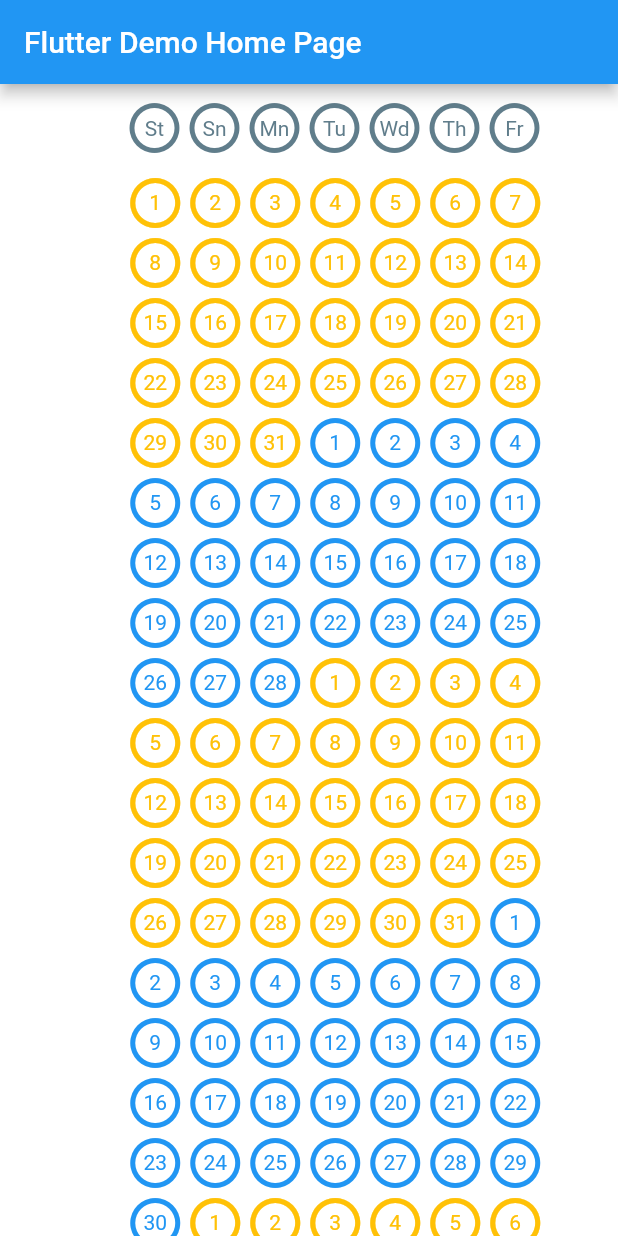
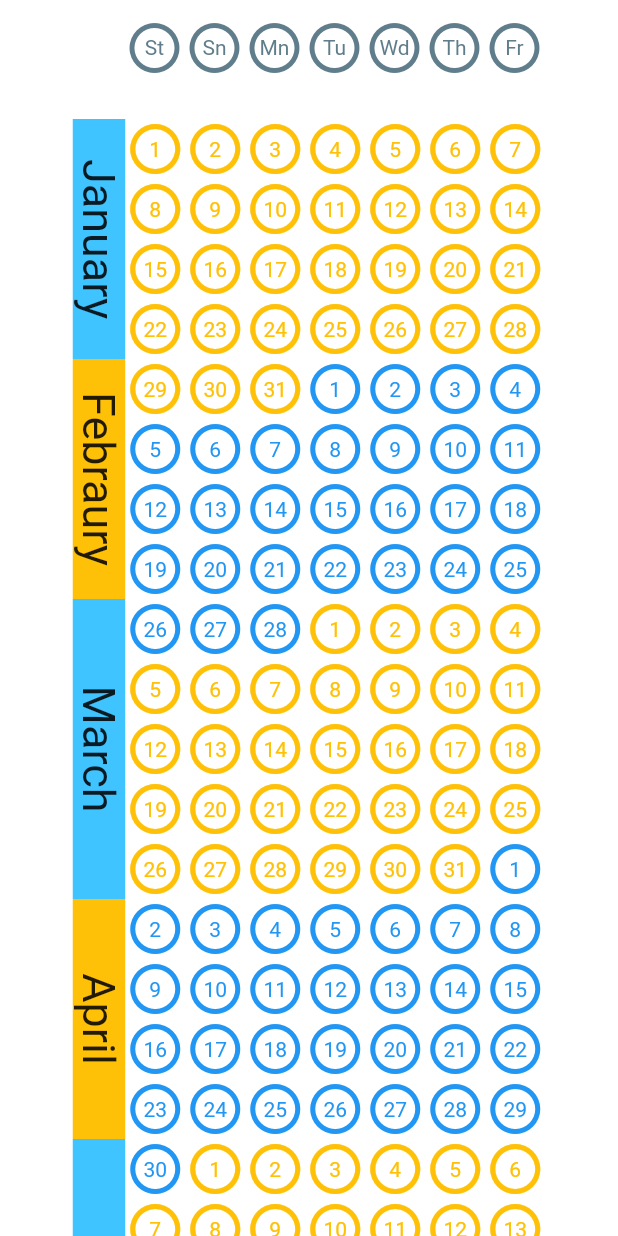
Before and after one commit to mhussin2008/mycustomcalendar, a Flutter app: the screen it shows after launch, on a phone screen of 412 x 824 dp. Run offline on Flutter 3.47's test engine with Material 2 defaults, Android fonts, the phone set to English and light mode, and no system bars.

Commit message:
12 monthes ok except 12

```diff
--- a/lib/constants.dart
+++ b/lib/constants.dart
@@ -7,6 +7,8 @@ class Constants
   static const dayName=['Monday','Tuesday','Wednesday','Thursday','Friday','Saturday','Sunday'];
   static const dayApprev=['St','Sn','Mn','Tu','Wd','Th','Fr'];
   static const states=['N','D','X','E','H','Z'];
+  static const monthNames=['January','Febraury','March','April','May','June','July','August','September','October','November','December'];
+  static const monthLength=[-1,3,7,12,16,21,25,29,34,38,42,47,51];
   static const sColors=[Colors.red,Colors.green,Colors.blue,Colors.amber,Colors.blueGrey,Colors.white];
   //static List<List<SingleDay>> widgetList= List.generate(6, (i) => List.filled(7, SingleDay('0',11.toString(), 'Z'),growable: false),growable: false);
   static List<SingleDay> widgetList=List.filled(1, SingleDay(Constants.dayApprev[0], 0.toString(), 'H'),growable: true);
--- a/lib/mycalendar.dart
+++ b/lib/mycalendar.dart
@@ -1,4 +1,5 @@
 import 'package:flutter/material.dart';
+import 'package:quiver/iterables.dart';
 import 'constants.dart';
 import 'single_day.dart';
 import 'package:quiver/time.dart';
@@ -13,6 +14,7 @@ class MyCalendar extends StatelessWidget {
   @override
   Widget build(BuildContext context) {
     // var d = DateUtil();
+    int i,j;
     var n=daysInMonth(2022, 11);
     var wd=DateTime(2022,11,1).weekday;
 
@@ -21,8 +23,11 @@ class MyCalendar extends StatelessWidget {
     //
     //print(Constants.widgetList.length);
     //print((Constants.widgetList.length/7-1).toInt());
-      for(int j=0;j<(Constants.widgetList.length/7-1).toInt();j++) {
-        for (int i = 1; i <= 7; i++) {
+    int hhh=(Constants.widgetList.length/7).toInt();
+    print('total=$hhh');
+    print('year days=${Constants.widgetList.length}');
+      for(j=0;j<(Constants.widgetList.length/7).toInt();j++) {
+        for (i = 1; i <= 7; i++) {
 
           row[i-1]= Constants.widgetList[i+7*j-1];
          // print(Constants.widgetList[i+7*j].num);
@@ -33,6 +38,41 @@ class MyCalendar extends StatelessWidget {
         //print(RowList[j].children.first.num);
         //row.removeAt(1);row.removeAt(2);row.removeAt(3);row.removeAt(4);row.removeAt(5);row.removeAt(6);
       }
+
+      //var rowlists=partition(RowList, 4);
+      List<Row> card=[Row(children: [Text('')],)];
+      for(i=0;i<=11;i++){
+
+        var v=Row(
+           mainAxisAlignment: MainAxisAlignment.center,
+           children: [
+             RotatedBox(
+               quarterTurns: 1,
+               child: Container(
+                 width: 40*(Constants.monthLength[i+1]-Constants.monthLength[i]).toDouble(),
+                 color: i.isOdd?Colors.amber:Colors.lightBlueAccent,
+                 child: Text(Constants.monthNames[i],
+                   textAlign: TextAlign.center,
+                   style: TextStyle(
+                       fontSize: 30,
+                    // backgroundColor: Colors.lightBlueAccent
+                   ),
+
+                 ),
+               ),
+             ),
+
+             Column(
+                 mainAxisAlignment: MainAxisAlignment.center,
+                 children:
+
+                 RowList.sublist(Constants.monthLength[i]+1,Constants.monthLength[i+1]+1)
+
+             ),
+           ],
+         );
+        card.add(v);
+       }
       // print(RowList.length);
       // SingleDay ff=RowList[5].children[0] as SingleDay;
       // print(ff.num);
@@ -48,24 +88,12 @@ class MyCalendar extends StatelessWidget {
 
          ),
           Expanded (flex:12,child: SingleChildScrollView(
-             child: Row(
-              mainAxisAlignment: MainAxisAlignment.center,
-              children: [
-              RotatedBox(
-              quarterTurns: 1,
-              child: Text('November',
-              style: TextStyle(fontSize: 30),),
-            ),
+             child: Column(
+               children: card
 
-                Column(
-                    mainAxisAlignment: MainAxisAlignment.center,
-                    children:
 
-                    RowList
 
-                ),
-              ],
-            ),
+             ),
           ),
         ),
       ]),
--- a/lib/myhomepage.dart
+++ b/lib/myhomepage.dart
@@ -29,11 +29,13 @@ class _MyHomePageState extends State<MyHomePage> {
 
 
 
-    for(int m=1;m<12;m++) {
+    for(int m=1;m<=12;m++) {
       for (int i = 1; i <= daysInMonth(2022, m); i++)
         {Constants.widgetList.add(
             SingleDay(i.toString(), m.toString(), m.isEven? 'X':'E'));}
     }
+    Constants.widgetList.add(
+        SingleDay(31.toString(), 12.toString(), 12.isEven? 'X':'E'));
     Constants.widgetList.removeAt(0);
 
 
@@ -45,10 +47,8 @@ class _MyHomePageState extends State<MyHomePage> {
   Widget build(BuildContext context) {
     return Scaffold(
       backgroundColor: Colors.white,
-      appBar: AppBar(
-        title: Text(widget.title),
-      ),
-      body: MyCalendar(),
+
+      body: SafeArea(child: MyCalendar()),
     );
   }
 }
--- a/lib/single_day.dart
+++ b/lib/single_day.dart
@@ -1,15 +1,20 @@
 import 'package:flutter/material.dart';
 import 'constants.dart';
 
-class SingleDay extends StatelessWidget {
-  const SingleDay(this.num,this.month,this.cstate,{Key? key}) : super(key: key);
+class SingleDay extends StatefulWidget {
+  SingleDay(this.num,this.month,this.cstate,{Key? key}) : super(key: key);
   final String num;
   final String month;
-  final String cstate;
+  String cstate;
 
   @override
+  State<SingleDay> createState() => _SingleDayState();
+}
+
+class _SingleDayState extends State<SingleDay> {
+  @override
   Widget build(BuildContext context) {
-    final  pos=Constants.states.indexWhere((element) => element==cstate);
+    final  pos=Constants.states.indexWhere((element) => element==widget.cstate);
     return Stack(
       alignment: Alignment.center,
 
@@ -22,13 +27,23 @@ class SingleDay extends StatelessWidget {
             alignment: Alignment.center,
             color: Constants.sColors[pos],
             onPressed: () {
-            print(num+'  '+month+'  '+cstate);
-            if(cstate=='X')
+            print(widget.num+'  '+widget.month+'  '+widget.cstate);
+            if(widget.cstate=='X')
             {
-              int getindex=Constants.widgetList.indexWhere((element) => (element.num==num && element.month==month));
-              //Constants.widgetList[getindex].cstate='E';
+              //int getindex=Constants.widgetList.indexWhere((element) => (element.widget.num==widget.num && element.widget.month==widget.month));
+              setState(() {
+                widget.cstate='E';
+              });
 
-              print('changed');
+              print('changedto E');
+            } else if(widget.cstate=='E')
+            {
+              //int getindex=Constants.widgetList.indexWhere((element) => (element.widget.num==widget.num && element.widget.month==widget.month));
+              setState(() {
+                widget.cstate='X';
+              });
+
+              print('changed to X');
             }
 
             },
@@ -37,7 +52,7 @@ class SingleDay extends StatelessWidget {
                 Icons.circle_outlined),
           ),
         ),
-        Text(num
+        Text(widget.num
                 ,
          style: TextStyle(color:  Constants.sColors[pos]),
             )
```
